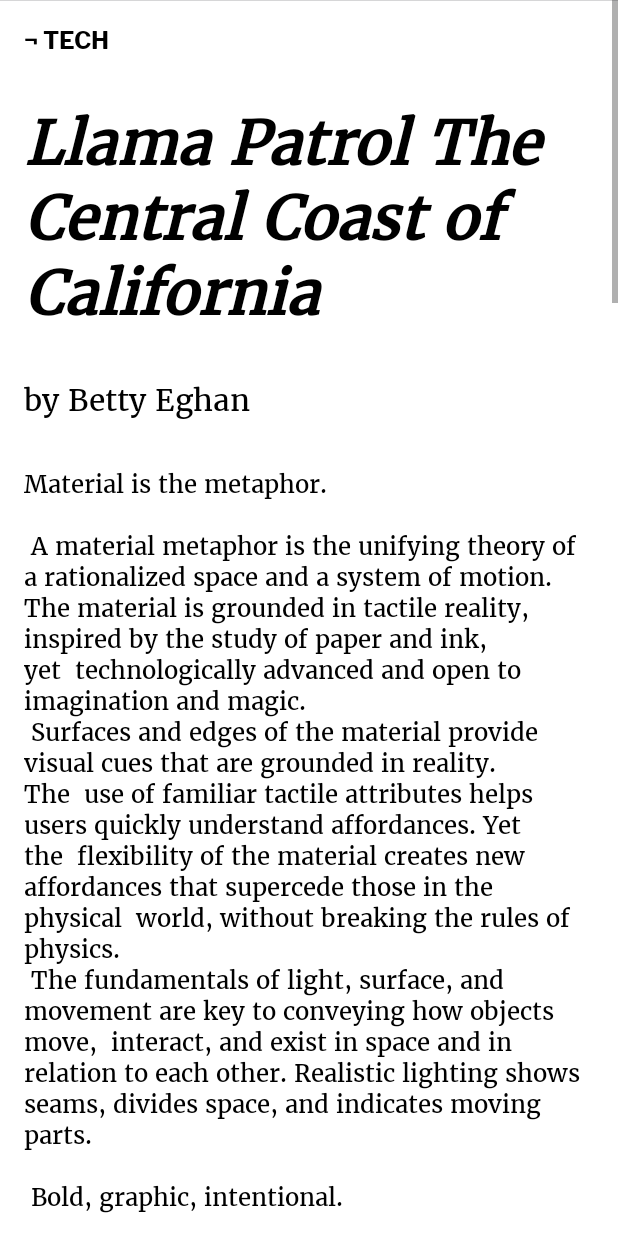
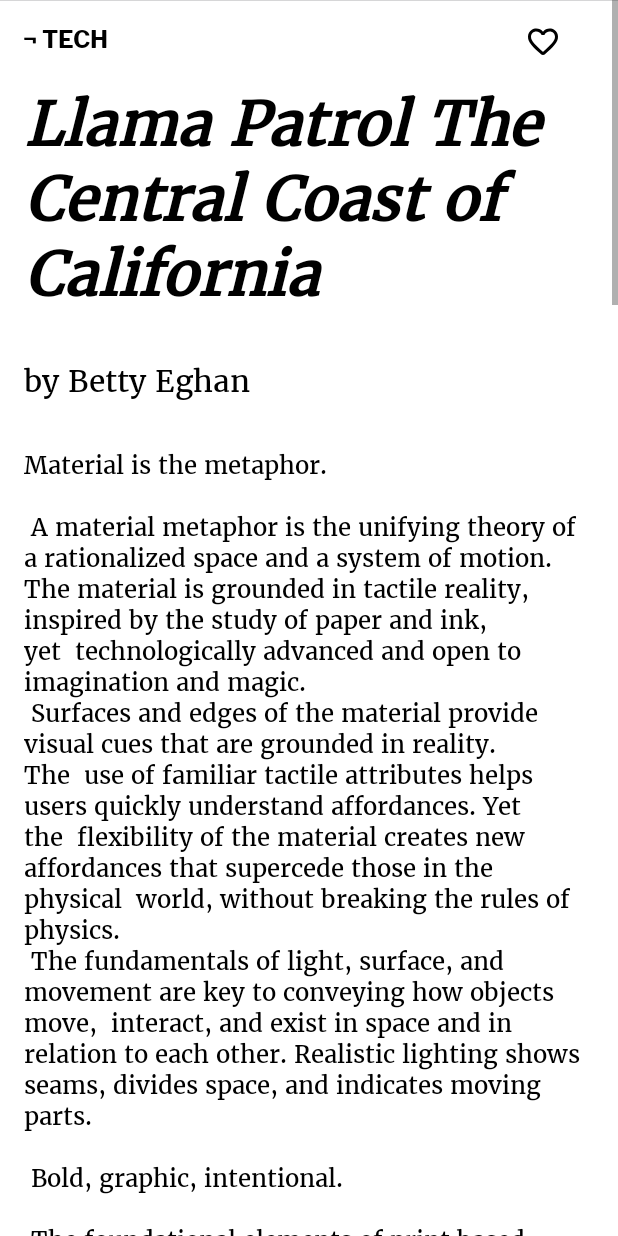
Before and after one commit to gerin98/NewsCast, an Android app: the layout activity_news_paper.xml on its own in the app's theme, with its tools: preview values and no code run, on a phone screen of 412 x 824 dp. Run offline under Robolectric (Android 15) with nearby library versions, the phone set to English and light mode, and no system bars.

Commit message:
added favouriting logic. Update icons on favourite status

```diff
--- a/app/src/main/java/com/example/newscast/data/room/Articles.kt
+++ b/app/src/main/java/com/example/newscast/data/room/Articles.kt
@@ -7,6 +7,7 @@ import androidx.room.PrimaryKey
 @Entity(tableName = "articles_table")
 data class Articles(
     @PrimaryKey(autoGenerate = true) val uid: Int? = null,
+    @ColumnInfo(name = "article_uri") val uri: String? = null,
     @ColumnInfo(name = "article_title") val title: String? = null,
     @ColumnInfo(name = "article_body") val body: String? = null,
     @ColumnInfo(name = "article_url") val url: String? = null,
--- a/app/src/main/java/com/example/newscast/data/room/ArticlesDao.kt
+++ b/app/src/main/java/com/example/newscast/data/room/ArticlesDao.kt
@@ -27,4 +27,7 @@ interface ArticlesDao {
     @Query("SELECT * from articles_table")
     fun getAllArticles(): List<Articles>
 
+    @Query("SELECT article_uri from articles_table where article_uri = :uri")
+    fun getArticlesByUri(uri: String): List<String?>
+
 }
--- a/app/src/main/java/com/example/newscast/ui/browse/BrowseViewModel.kt
+++ b/app/src/main/java/com/example/newscast/ui/browse/BrowseViewModel.kt
@@ -216,6 +216,7 @@ class BrowseViewModel: ViewModel(), KoinComponent {
         var url: String? = null
         var imageUrl: String? = null
         var author: String? = null
+        var uri: String? = null
 
         result?.let {
             title = it.title
@@ -223,10 +224,11 @@ class BrowseViewModel: ViewModel(), KoinComponent {
             url = it.url
             imageUrl = it.image
             author = it.source?.title
+            uri = it.uri
         }
 
         viewModelScope.launch(Dispatchers.IO) {
-            favouritesRepository.insertArticle(title, body, url, imageUrl, author, topic)
+            favouritesRepository.insertArticle(uri, title, body, url, imageUrl, author, topic)
         }
     }
 
--- a/app/src/main/res/layout/activity_news_paper.xml
+++ b/app/src/main/res/layout/activity_news_paper.xml
@@ -1,8 +1,10 @@
 <?xml version="1.0" encoding="utf-8"?>
 <ScrollView xmlns:android="http://schemas.android.com/apk/res/android"
+    xmlns:app="http://schemas.android.com/apk/res-auto"
     xmlns:tools="http://schemas.android.com/tools"
     android:layout_width="match_parent"
     android:layout_height="match_parent"
+    android:clipToPadding="false"
     android:fitsSystemWindows="true"
     tools:context=".ui.newspaper.NewsPaperActivity">
 
@@ -18,15 +20,28 @@
             android:layout_gravity="center"
             tools:src="@tools:sample/avatars" />
 
-        <TextView
-            android:id="@+id/news_paper_article_tag"
-            style="@style/Subtitle1"
+        <RelativeLayout
             android:layout_width="match_parent"
             android:layout_height="wrap_content"
-            android:layout_margin="@dimen/text_margin"
-            android:visibility="gone"
-            tools:visibility="visible"
-            tools:text="¬ Tech"/>
+            android:layout_marginTop="15dp" >
+
+            <TextView
+                android:id="@+id/news_paper_article_tag"
+                style="@style/Subtitle1"
+                android:layout_width="wrap_content"
+                android:layout_height="wrap_content"
+                android:layout_marginStart="15dp"
+                tools:text="¬ Tech"
+                tools:visibility="visible" />
+
+            <ImageView
+                android:id="@+id/news_paper_favourite_button"
+                android:layout_width="24dp"
+                android:layout_height="24dp"
+                android:layout_marginStart="350dp"
+                android:src="@drawable/ic_favorite_border" />
+
+        </RelativeLayout>
 
         <TextView
             android:id="@+id/news_paper_article_title"
--- a/app/src/main/res/menu/menu_bottom_app_bar.xml
+++ b/app/src/main/res/menu/menu_bottom_app_bar.xml
@@ -3,7 +3,7 @@
     xmlns:app="http://schemas.android.com/apk/res-auto">
 
     <item android:id="@+id/menu_favourites"
-        android:icon="@drawable/ic_favorite_border_black"
+        android:icon="@drawable/ic_favorite_border"
         android:title="Favourites"
         app:showAsAction="always"/>
 
```
Also changed, not shown: app/src/main/java/com/example/newscast/repository/FavouritesRepository.kt (+13 -2 lines), app/src/main/java/com/example/newscast/ui/newspaper/NewsPaperActivity.kt (+47 -19 lines), app/src/main/java/com/example/newscast/ui/newspaper/NewsPaperViewModel.kt (+21 -11 lines), app/src/main/java/com/example/newscast/utils/glide/GlideAppExtensions.kt (+9 -0 lines), app/src/main/res/drawable/ic_favorite_border_black.xml (deleted, +0 -9 lines).
